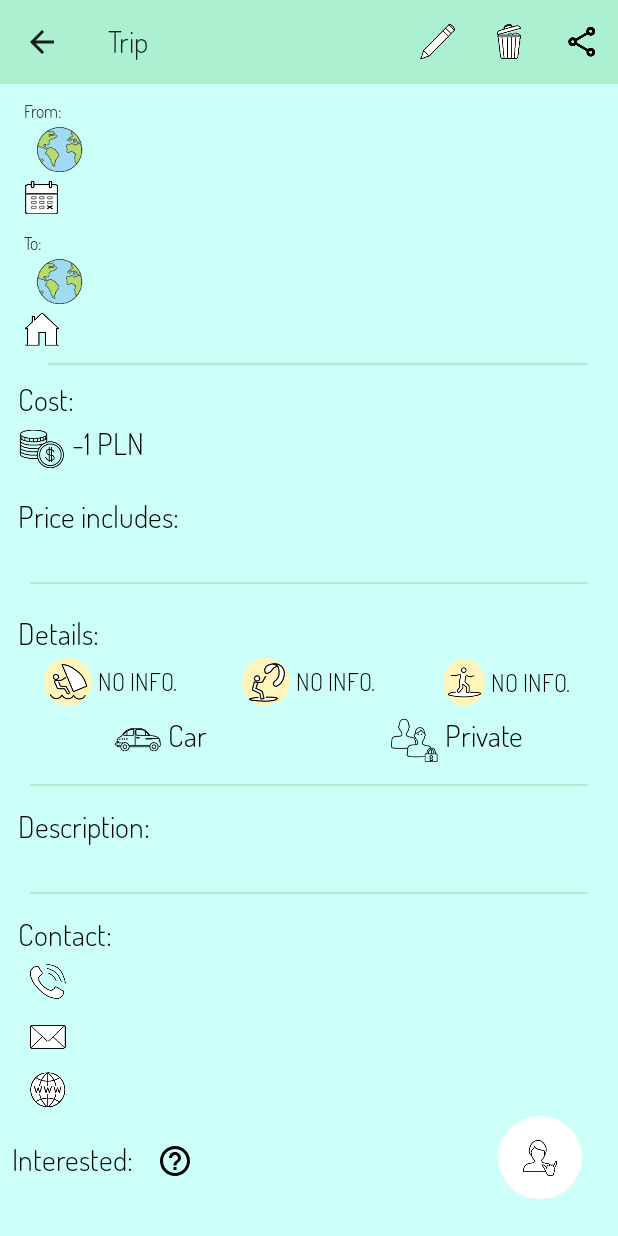
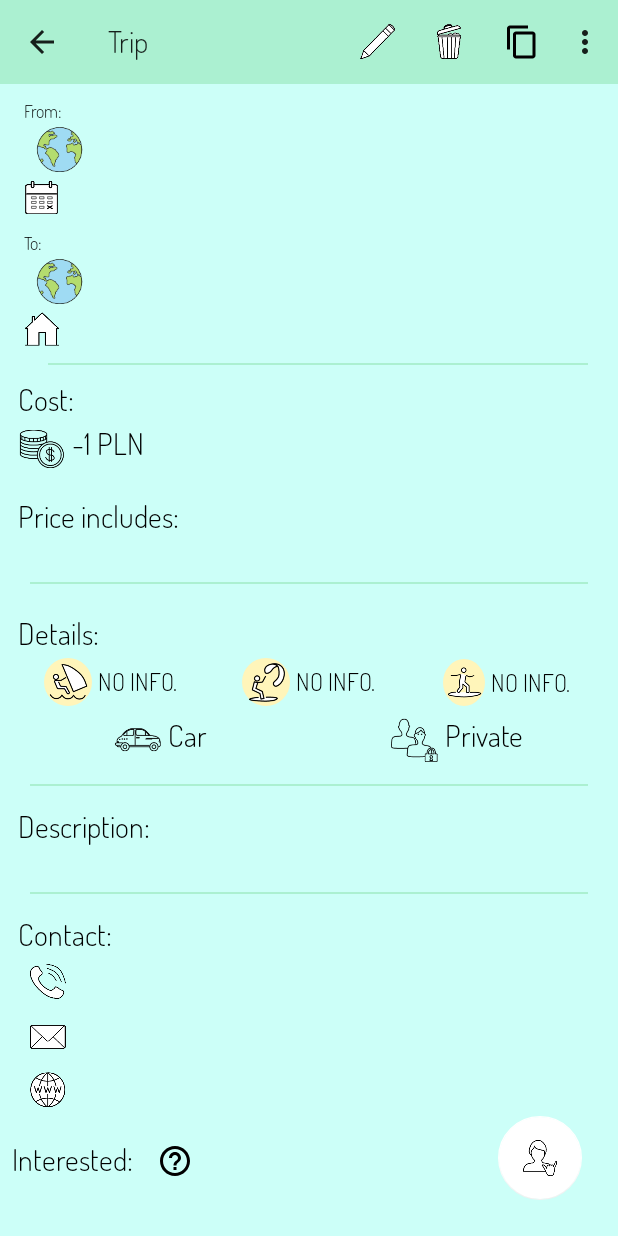
Before and after one commit to Andropogon/SurfAdvisor, an Android app: the EventTripActivity screen opened directly, with no data from a screen before it, on a phone screen of 412 x 824 dp. Run offline under Robolectric (Android 15) with nearby library versions, the phone set to English and light mode, and no system bars; our stand-ins replace Firebase (no records; nobody signed in at launch, a user with empty details on screens opened directly); libraries missing offline, so code that uses them is left out: com.facebook.share; 8 statements that could not run were skipped.

Commit message:
Copy option added

```diff
--- a/app/src/main/java/livewind/example/andro/liveWind/EditorTripActivity.java
+++ b/app/src/main/java/livewind/example/andro/liveWind/EditorTripActivity.java
@@ -792,8 +792,8 @@ public class EditorTripActivity extends AppCompatActivity {
             }
 
             //New event or edit of existing event
-            if (mEvent == null) {
-                //This is new event
+            if (mEvent == null || (mEvent.getStartDate().isEmpty() && mEvent.getDate().isEmpty())) {
+                //This is new event or copy of other event
                 //Check limit of active trips
                 if (mWindsurfer.checkTripsLimitAdvanced() == mWindsurfer.LIMIT_OK) {
                     Contact loadContact = new Contact(contactPhoneString, contactEmailString, contactWebString);
--- a/app/src/main/res/menu/menu_event.xml
+++ b/app/src/main/res/menu/menu_event.xml
@@ -8,14 +8,18 @@
         android:id="@+id/action_edit"
         android:title="@string/action_edit"
         android:icon="@drawable/baseline_edit_black_24"
-        app:showAsAction="ifRoom" />
+        app:showAsAction="always" />
 
     <item
         android:id="@+id/action_delete"
         android:title="@string/action_delete"
         android:icon="@drawable/ic_delete_24"
-        app:showAsAction="ifRoom" />
-
+        app:showAsAction="always" />
+    <item
+        android:id="@+id/action_copy"
+        android:title="@string/action_copy"
+        android:icon="@drawable/ic_content_copy_black_24dp"
+        app:showAsAction="always" />
     <item android:title="Share"
         android:icon="@drawable/outline_share_black_24"
         app:showAsAction="ifRoom">
--- a/app/src/main/res/values/string.xml
+++ b/app/src/main/res/values/string.xml
@@ -24,6 +24,7 @@
     <string name="action_save">Save</string>
     <string name="action_delete">Delete</string>
     <string name="action_edit">Edit</string>
+    <string name="action_copy">Copy</string>
     <string name="action_help">Help</string>
 
     <!-- Main menu options -->
@@ -338,7 +339,7 @@
     <string name="EXTRA_WINDSURFER_EXTRAS_ARRAY_LIST">WINDSURFER_EXTRAS_ARRAY_LIST</string>
     <string name="EXTRA_WINDSURFER_EMAIL">WINDSURFER_EMAIL</string>
     <string name="EXTRA_TRIP_TYPE">EXTRA_TRIP_TYPE</string>
-
+    <string name="EXTRA_IT_IS_COPY">EXTRA_IT_IS_COPY</string>
     <!-- Help dialogs -->
     <string name="dialog_ok">OK</string>
     <string name="dialog_add">Add</string>
```
Also changed, not shown: app/src/main/java/livewind/example/andro/liveWind/EventTripActivity.java (+14 -0 lines), 1 other file.
